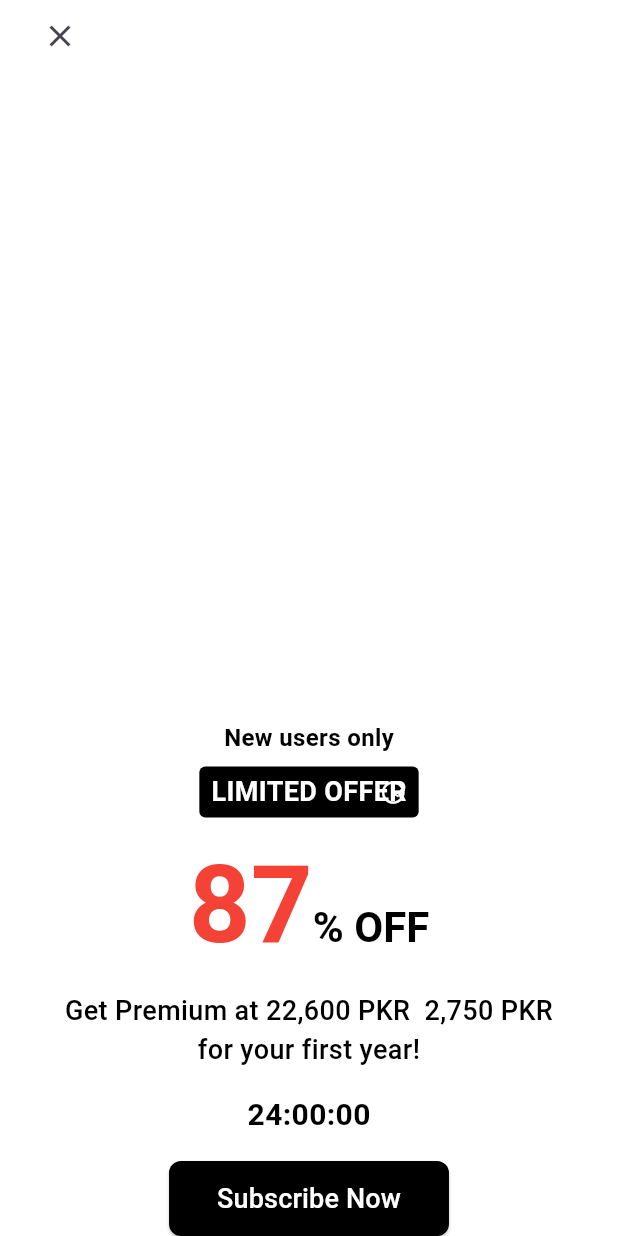
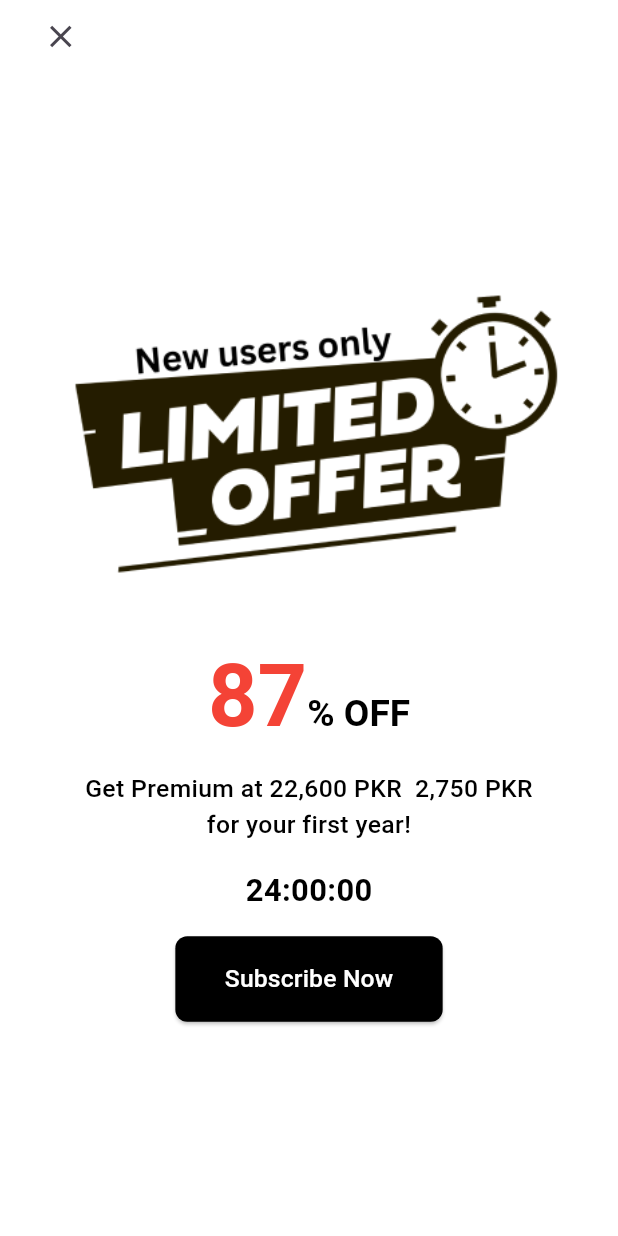
Before and after one commit to Umair-Amjad-Ali/Flutter, a Flutter app: the LimitedOfferScreen screen opened directly, on a phone screen of 412 x 824 dp. Run offline on Flutter 3.47's test engine with Material 3 defaults, Android fonts, the phone set to English and light mode, and no system bars; our stand-ins replace percent_indicator.

Commit message:
`Refactor Limited Offer Screen layout and design`

```diff
--- a/book_reading/lib/main.dart
+++ b/book_reading/lib/main.dart
@@ -1,4 +1,4 @@
-import 'package:book_reading/screens/welcome/agree_statement.dart';
+import 'package:book_reading/screens/welcome/limited_offer_screen.dart';
 
 import 'package:flutter/material.dart';
 
@@ -15,6 +15,6 @@ class MyApp extends StatelessWidget {
     return MaterialApp(
         debugShowCheckedModeBanner: false,
         title: 'Flutter Demo',
-        home: AgreeStatementScreen());
+        home: LimitedOfferScreen());
   }
 }
--- a/book_reading/lib/screens/welcome/limited_offer_screen.dart
+++ b/book_reading/lib/screens/welcome/limited_offer_screen.dart
@@ -8,8 +8,13 @@ class LimitedOfferScreen extends StatelessWidget {
     return Scaffold(
       backgroundColor: Colors.white,
       body: SafeArea(
-        child: Padding(
-          padding: const EdgeInsets.symmetric(horizontal: 16.0),
+        child: LayoutBuilder(
+          builder: (context, constraints) {
+            final screenWidth = constraints.maxWidth;
+            final screenHeight = constraints.maxHeight;
+
+            return Padding(
+              padding: EdgeInsets.symmetric(horizontal: screenWidth * 0.04),
               child: Column(
                 mainAxisAlignment: MainAxisAlignment.spaceBetween,
                 children: [
@@ -17,56 +22,29 @@ class LimitedOfferScreen extends StatelessWidget {
                   Align(
                     alignment: Alignment.topLeft,
                     child: IconButton(
-                  icon: Icon(Icons.close, size: 24),
+                      icon: Icon(Icons.close, size: screenWidth * 0.06),
                       onPressed: () {
                         // Handle close action
                       },
                     ),
                   ),
 
+                  // Image in the center of the screen
+                  Expanded(
+                    child: Column(
+                      mainAxisAlignment: MainAxisAlignment.center,
+                      children: [
+                        // Image
+                        Image.asset(
+                          'assets/offer.png', // Replace with your image path
+                          height: screenHeight * 0.25, // Responsive height
+                          fit: BoxFit.contain,
+                        ),
+                        SizedBox(height: screenHeight * 0.04),
+
                         // Main content
                         Column(
-                mainAxisSize: MainAxisSize.min,
                           children: [
-                  Text(
-                    "New users only",
-                    style: TextStyle(
-                      fontSize: 16,
-                      fontWeight: FontWeight.w600,
-                      color: Colors.black,
-                    ),
-                  ),
-                  SizedBox(height: 8.0),
-                  Stack(
-                    alignment: Alignment.center,
-                    children: [
-                      Container(
-                        padding:
-                            EdgeInsets.symmetric(horizontal: 8, vertical: 4),
-                        decoration: BoxDecoration(
-                          color: Colors.black,
-                          borderRadius: BorderRadius.circular(4.0),
-                        ),
-                        child: Text(
-                          "LIMITED OFFER",
-                          style: TextStyle(
-                            fontSize: 18,
-                            fontWeight: FontWeight.w700,
-                            color: Colors.white,
-                          ),
-                        ),
-                      ),
-                      Positioned(
-                        right: 8,
-                        child: Icon(
-                          Icons.access_time,
-                          size: 18,
-                          color: Colors.white,
-                        ),
-                      ),
-                    ],
-                  ),
-                  SizedBox(height: 16.0),
                             RichText(
                               textAlign: TextAlign.center,
                               text: TextSpan(
@@ -74,7 +52,8 @@ class LimitedOfferScreen extends StatelessWidget {
                                   TextSpan(
                                     text: "87",
                                     style: TextStyle(
-                            fontSize: 72,
+                                      fontSize: screenHeight *
+                                          0.07, // Responsive font size
                                       fontWeight: FontWeight.bold,
                                       color: Colors.red,
                                     ),
@@ -82,7 +61,7 @@ class LimitedOfferScreen extends StatelessWidget {
                                   TextSpan(
                                     text: "% OFF",
                                     style: TextStyle(
-                            fontSize: 28,
+                                      fontSize: screenHeight * 0.03,
                                       fontWeight: FontWeight.bold,
                                       color: Colors.black,
                                     ),
@@ -90,26 +69,26 @@ class LimitedOfferScreen extends StatelessWidget {
                                 ],
                               ),
                             ),
-                  SizedBox(height: 16.0),
+                            SizedBox(height: screenHeight * 0.02),
                             Text(
                               "Get Premium at 22,600 PKR  2,750 PKR\nfor your first year!",
                               style: TextStyle(
-                      fontSize: 18,
+                                fontSize: screenHeight * 0.02,
                                 fontWeight: FontWeight.w500,
                                 color: Colors.black,
                               ),
                               textAlign: TextAlign.center,
                             ),
-                  SizedBox(height: 16.0),
+                            SizedBox(height: screenHeight * 0.02),
                             Text(
                               "24:00:00",
                               style: TextStyle(
-                      fontSize: 20,
+                                fontSize: screenHeight * 0.025,
                                 fontWeight: FontWeight.w600,
                                 color: Colors.black,
                               ),
                             ),
-                  SizedBox(height: 16.0),
+                            SizedBox(height: screenHeight * 0.02),
                             ElevatedButton(
                               onPressed: () {
                                 // Handle subscribe now action
@@ -117,22 +96,30 @@ class LimitedOfferScreen extends StatelessWidget {
                               style: ElevatedButton.styleFrom(
                                 backgroundColor: Colors.black,
                                 padding: EdgeInsets.symmetric(
-                          horizontal: 32.0, vertical: 12.0),
+                                  horizontal: screenWidth * 0.08,
+                                  vertical: screenHeight * 0.02,
+                                ),
                                 shape: RoundedRectangleBorder(
                                   borderRadius: BorderRadius.circular(8.0),
                                 ),
                               ),
                               child: Text(
                                 "Subscribe Now",
-                      style: TextStyle(fontSize: 18, color: Colors.white),
+                                style: TextStyle(
+                                  fontSize: screenHeight * 0.02,
+                                  color: Colors.white,
+                                ),
                               ),
                             ),
                           ],
                         ),
-
-              // Bottom note
                       ],
                     ),
+                  ),
+                ],
+              ),
+            );
+          },
         ),
       ),
     );
--- a/book_reading/pubspec.yaml
+++ b/book_reading/pubspec.yaml
@@ -65,6 +65,7 @@ flutter:
     - assets/headphone-background.png
     - assets/background.png
     - assets/person.png
+    - assets/offer.png
 
   # An image asset can refer to one or more resolution-specific "variants", see
   # https://flutter.dev/to/resolution-aware-images
```
Also changed, not shown: book_reading/assets/offer.png (added). Lines whose indentation alone changed are shown as unchanged.
